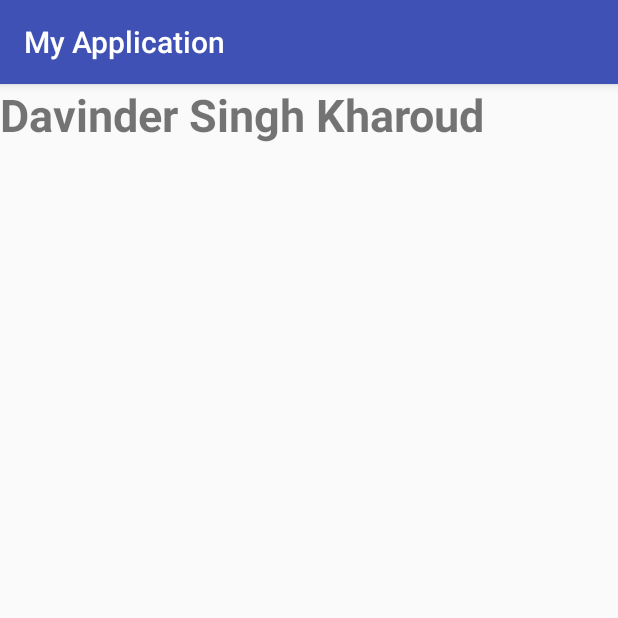
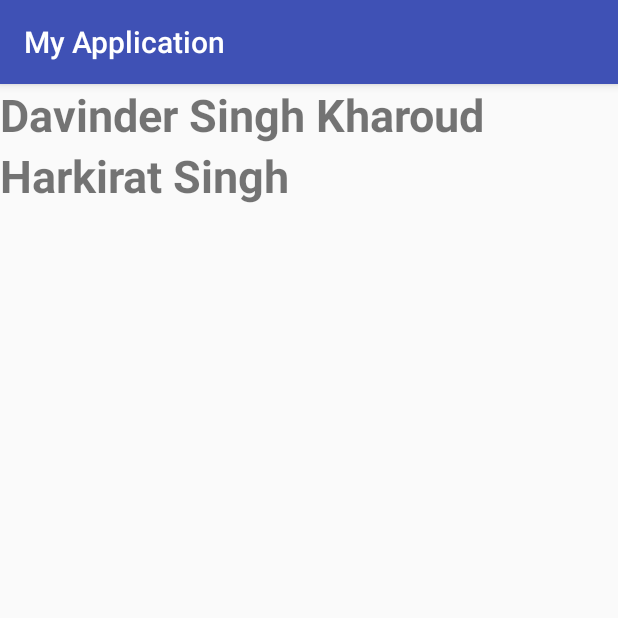
Before and after one commit to harkiratparmar/CollaboratingOtherPeoplePractice, an Android app: the screen it shows after launch (MainActivity), on a phone screen of 412 x 824 dp, the top half of it. Run offline under Robolectric (Android 15) with nearby library versions, the phone set to English and light mode, and no system bars.

Commit message:
Harkirat Singh

```diff
--- a/app/src/main/res/layout/activity_main.xml
+++ b/app/src/main/res/layout/activity_main.xml
@@ -4,13 +4,23 @@
     xmlns:tools="http://schemas.android.com/tools"
     android:layout_width="match_parent"
     android:layout_height="match_parent"
+    android:orientation="vertical"
     tools:context=".MainActivity">
+
 
     <TextView
         android:layout_width="wrap_content"
         android:layout_height="wrap_content"
         android:text="Davinder Singh Kharoud"
-        android:textStyle="bold"
-        android:textSize="30dp"/>
+        android:textSize="30dp"
+        android:textStyle="bold" />
+
+    <TextView
+        android:id="@+id/textView"
+        android:layout_width="wrap_content"
+        android:layout_height="wrap_content"
+        android:textSize="30dp"
+        android:text="Harkirat Singh"
+        android:textStyle="bold" />
 
 </LinearLayout>
```
